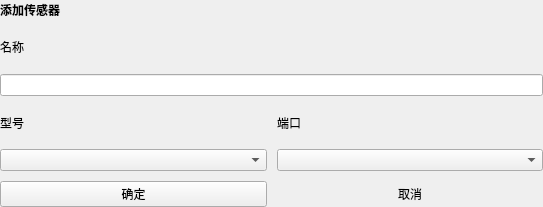
Above: client/ui/src/sensor_create.ui from Polar-Pumpkin/smartpond-client before the change. Below: the same form after it.
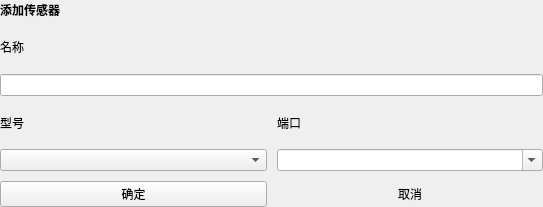
That is the form after the change.

Commit message: 创建传感器时支持手动输入端口

```diff
--- a/client/ui/src/sensor_create.ui
+++ b/client/ui/src/sensor_create.ui
@@ -100,7 +100,11 @@
        </widget>
       </item>
       <item row="3" column="1">
-       <widget class="QComboBox" name="port"/>
+       <widget class="QComboBox" name="port">
+        <property name="editable">
+         <bool>true</bool>
+        </property>
+       </widget>
       </item>
       <item row="4" column="0">
        <widget class="QPushButton" name="confirm">
```
The commit also changes 2 other files.
